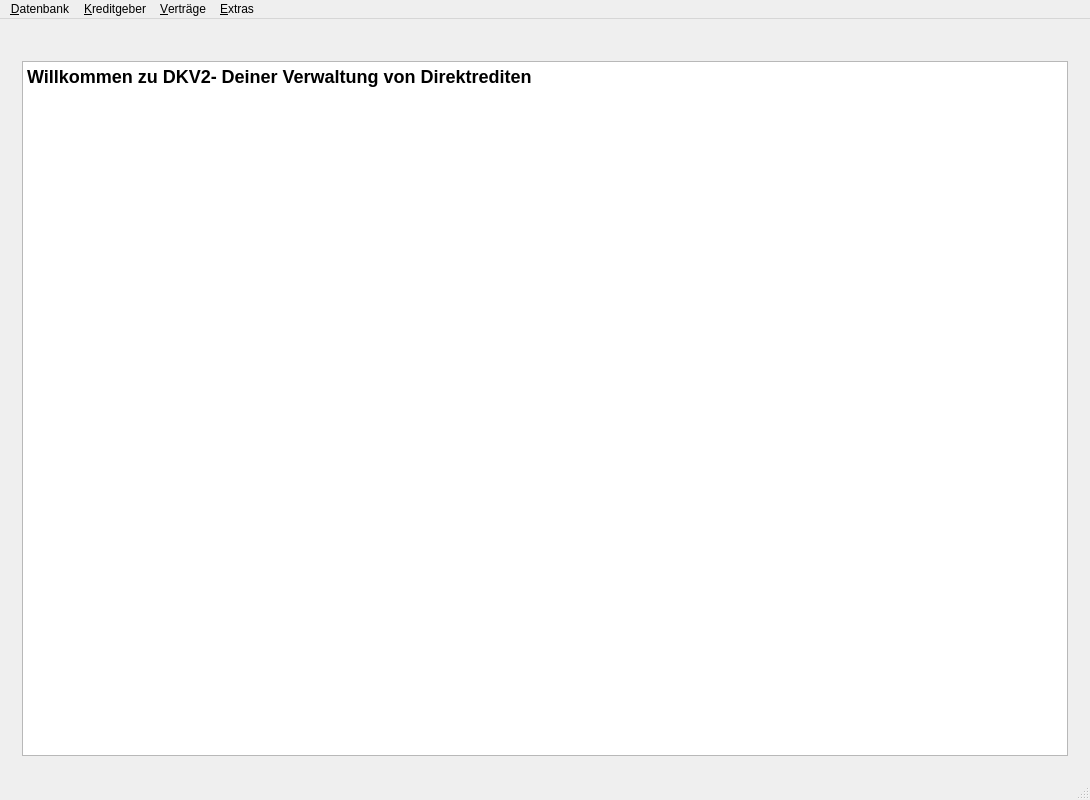
Before: the Qt Designer form DKV2/mainwindow.ui in Schachigel/DKV2, drawn with Qt 5.
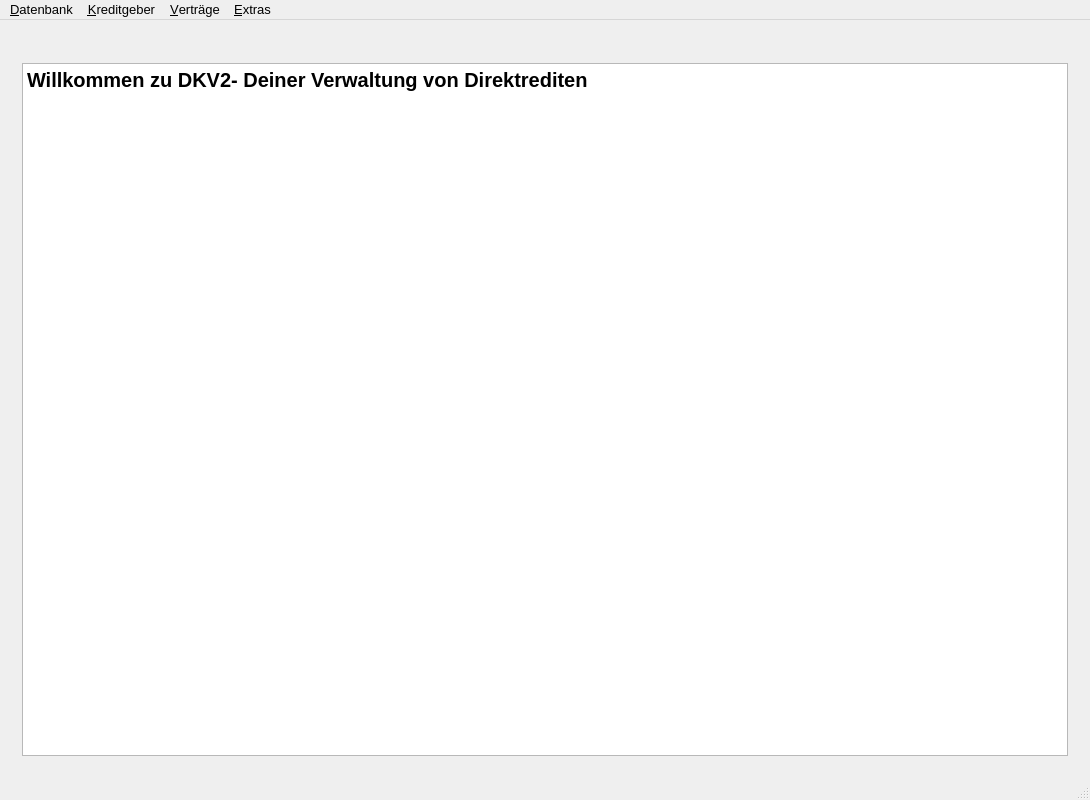
After: the same form once the commit is applied. The open tabs and pages were chosen to show the change. Icons and pictures are not drawn. Custom widgets are drawn as their Qt base class.

```diff
--- a/DKV2/mainwindow.ui
+++ b/DKV2/mainwindow.ui
@@ -11,6 +11,11 @@
     <height>800</height>
    </rect>
   </property>
+  <property name="font">
+   <font>
+    <pointsize>10</pointsize>
+   </font>
+  </property>
   <property name="windowTitle">
    <string>-  DKV2 -</string>
   </property>
@@ -51,7 +56,7 @@
            <string>&lt;!DOCTYPE HTML PUBLIC &quot;-//W3C//DTD HTML 4.0//EN&quot; &quot;http://www.w3.org/TR/REC-html40/strict.dtd&quot;&gt;
 &lt;html&gt;&lt;head&gt;&lt;meta name=&quot;qrichtext&quot; content=&quot;1&quot; /&gt;&lt;style type=&quot;text/css&quot;&gt;
 p, li { white-space: pre-wrap; }
-&lt;/style&gt;&lt;/head&gt;&lt;body style=&quot; font-family:'MS Shell Dlg 2'; font-size:7.8pt; font-weight:400; font-style:normal;&quot;&gt;
+&lt;/style&gt;&lt;/head&gt;&lt;body style=&quot; font-family:'MS Shell Dlg 2'; font-size:10pt; font-weight:400; font-style:normal;&quot;&gt;
 &lt;h2 style=&quot; margin-top:16px; margin-bottom:12px; margin-left:0px; margin-right:0px; -qt-block-indent:0; text-indent:0px;&quot;&gt;&lt;span style=&quot; font-size:8.25pt; font-weight:600;&quot;&gt;Willkommen zu DKV2- Deiner Verwaltung von Direktrediten&lt;/span&gt;&lt;/h2&gt;
 &lt;h2 style=&quot; margin-top:16px; margin-bottom:12px; margin-left:0px; margin-right:0px; -qt-block-indent:0; text-indent:0px;&quot;&gt;&lt;img src=&quot;:/res/splash.png&quot; /&gt;&lt;/h2&gt;&lt;/body&gt;&lt;/html&gt;</string>
           </property>
@@ -650,7 +655,8 @@
      <height>25</height>
     </rect>
    </property>
-   <widget class="QMenu" name="menuDatenbank">
+
+   <widget class="QMenu" name="menu_database">
     <property name="title">
      <string>&amp;Datenbank</string>
     </property>
@@ -666,7 +672,8 @@
     <addaction name="action_store_output_directory"/>
     <addaction name="action_exit_program"/>
    </widget>
-   <widget class="QMenu" name="menuDK_Geber">
+
+   <widget class="QMenu" name="manu_creditors">
     <property name="title">
      <string>&amp;Kreditgeber</string>
     </property>
@@ -675,25 +682,28 @@
     <addaction name="action_create_new_creditor"/>
     <addaction name="action_delete_creditor"/>
    </widget>
-   <widget class="QMenu" name="menuVertr_ge">
-    <property name="title">
-     <string>&amp;Verträge</string>
-    </property>
-    <widget class="QMenu" name="menuListen_drucken">
+
+   <widget class="QMenu" name="manu_contracts">
+    <widget class="QMenu" name="menu_contracts_subm_print_lists">
      <property name="title">
       <string>Listen drucken</string>
      </property>
-     <addaction name="action_create_active_contracts_csv"/>
-    </widget>
-    <addaction name="action_show_list_of_contracts"/>
-    <addaction name="action_create_contract_for_creditor"/>
+     <addaction name="action_menu_contracts_print_lists"/>
+    </widget>    
+    <property name="title">
+     <string>&amp;Verträge</string>
+    </property>
+    <addaction name="action_menu_contracts_listview"/>
+    <addaction name="action_menu_contracts_create"/>
     <addaction name="separator"/>
     <addaction name="action_anual_interest_settlement"/>
     <addaction name="separator"/>
     <addaction name="action_contracts_statistics"/>
     <addaction name="menuListen_drucken"/>
    </widget>
-   <widget class="QMenu" name="menuDebug">
+
+
+   <widget class="QMenu" name="menu_debug">
     <property name="enabled">
      <bool>true</bool>
     </property>
@@ -705,10 +715,10 @@
     <addaction name="actionShow_Bookings"/>
     <addaction name="action_ber_DKV2"/>
    </widget>
-   <addaction name="menuDatenbank"/>
-   <addaction name="menuDK_Geber"/>
-   <addaction name="menuVertr_ge"/>
-   <addaction name="menuDebug"/>
+   <addaction name="menu_database"/>
+   <addaction name="manu_creditors"/>
+   <addaction name="manu_contracts"/>
+   <addaction name="menu_debug"/>
   </widget>
   <widget class="QStatusBar" name="statusBar"/>
   <action name="action_create_new_DB">
```
Left out of the diff: 122 changed lines with no effect on the pictures.
